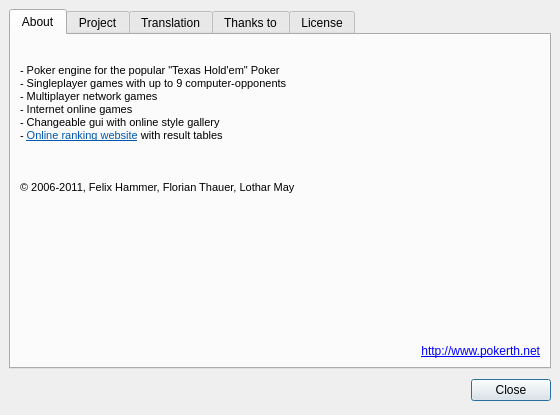
The window that src/gui/qt/gui_800x480/aboutpokerth_800x480.ui (pokerth/pokerth) describes before a commit, drawn with Qt 5.
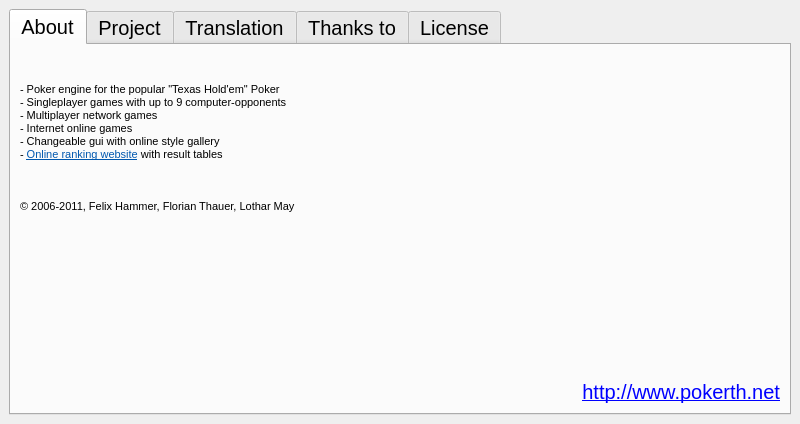
The same window after the commit. The open tabs and pages were chosen to show the change.

Diff of the .ui file:
```diff
--- a/src/gui/qt/gui_800x480/aboutpokerth_800x480.ui
+++ b/src/gui/qt/gui_800x480/aboutpokerth_800x480.ui
@@ -7,10 +7,22 @@
    <rect>
     <x>0</x>
     <y>0</y>
-    <width>560</width>
-    <height>415</height>
+    <width>800</width>
+    <height>424</height>
    </rect>
   </property>
+  <property name="minimumSize">
+   <size>
+    <width>800</width>
+    <height>424</height>
+   </size>
+  </property>
+  <property name="maximumSize">
+   <size>
+    <width>800</width>
+    <height>424</height>
+   </size>
+  </property>
   <layout class="QGridLayout">
    <property name="margin">
     <number>9</number>
@@ -20,9 +32,24 @@
    </property>
    <item row="0" column="0">
     <widget class="QTabWidget" name="tabWidget">
+     <property name="minimumSize">
+      <size>
+       <width>0</width>
+       <height>0</height>
+      </size>
+     </property>
+     <property name="maximumSize">
+      <size>
+       <width>16777215</width>
+       <height>16777215</height>
+      </size>
+     </property>
      <property name="autoFillBackground">
       <bool>true</bool>
      </property>
+     <property name="styleSheet">
+      <string notr="true">QObject {font-size: 20px}</string>
+     </property>
      <property name="currentIndex">
       <number>0</number>
      </property>
@@ -39,12 +66,18 @@
        </item>
        <item row="1" column="0" rowspan="2">
         <widget class="QLabel" name="label">
+         <property name="enabled">
+          <bool>true</bool>
+         </property>
          <property name="sizePolicy">
           <sizepolicy hsizetype="MinimumExpanding" vsizetype="Preferred">
            <horstretch>0</horstretch>
            <verstretch>0</verstretch>
           </sizepolicy>
          </property>
+         <property name="styleSheet">
+          <string notr="true">QLabel {font-size: 18px}</string>
+         </property>
          <property name="text">
           <string>&lt;!DOCTYPE HTML PUBLIC &quot;-//W3C//DTD HTML 4.0//EN&quot; &quot;http://www.w3.org/TR/REC-html40/strict.dtd&quot;&gt;
 &lt;html&gt;&lt;head&gt;&lt;meta name=&quot;qrichtext&quot; content=&quot;1&quot; /&gt;&lt;style type=&quot;text/css&quot;&gt;
@@ -69,19 +102,6 @@
          </property>
         </widget>
        </item>
-       <item row="2" column="1" rowspan="2">
-        <spacer>
-         <property name="orientation">
-          <enum>Qt::Vertical</enum>
-         </property>
-         <property name="sizeHint" stdset="0">
-          <size>
-           <width>20</width>
-           <height>100</height>
-          </size>
-         </property>
-        </spacer>
-       </item>
        <item row="3" column="0">
         <spacer>
          <property name="orientation">
@@ -97,6 +117,9 @@
        </item>
        <item row="4" column="0" colspan="2">
         <widget class="QLabel" name="label_3">
+         <property name="styleSheet">
+          <string notr="true">QLabel {font-size: 20px}</string>
+         </property>
          <property name="text">
           <string>&lt;a href=&quot;http://www.pokerth.net&quot; target=&quot;_blank&quot;&gt;http://www.pokerth.net&lt;a&gt;</string>
          </property>
@@ -108,6 +131,19 @@
          </property>
         </widget>
        </item>
+       <item row="2" column="1" rowspan="2">
+        <spacer>
+         <property name="orientation">
+          <enum>Qt::Vertical</enum>
+         </property>
+         <property name="sizeHint" stdset="0">
+          <size>
+           <width>20</width>
+           <height>100</height>
+          </size>
+         </property>
+        </spacer>
+       </item>
       </layout>
      </widget>
      <widget class="QWidget" name="tab_2">
@@ -261,36 +297,6 @@
      </widget>
     </widget>
    </item>
-   <item row="1" column="0">
-    <layout class="QHBoxLayout">
-     <property name="spacing">
-      <number>6</number>
-     </property>
-     <property name="margin">
-      <number>0</number>
-     </property>
-     <item>
-      <spacer>
-       <property name="orientation">
-        <enum>Qt::Horizontal</enum>
-       </property>
-       <property name="sizeHint" stdset="0">
-        <size>
-         <width>131</width>
-         <height>31</height>
-        </size>
-       </property>
-      </spacer>
-     </item>
-     <item>
-      <widget class="QPushButton" name="okButton">
-       <property name="text">
-        <string>Close</string>
-       </property>
-      </widget>
-     </item>
-    </layout>
-   </item>
   </layout>
  </widget>
  <resources/>
```
Left out of the diff: 27 changed lines with no effect on the pictures.
